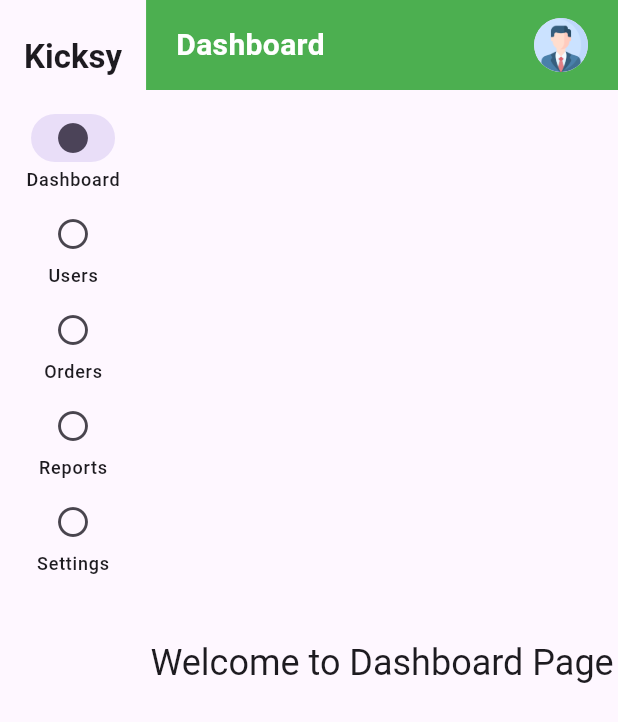
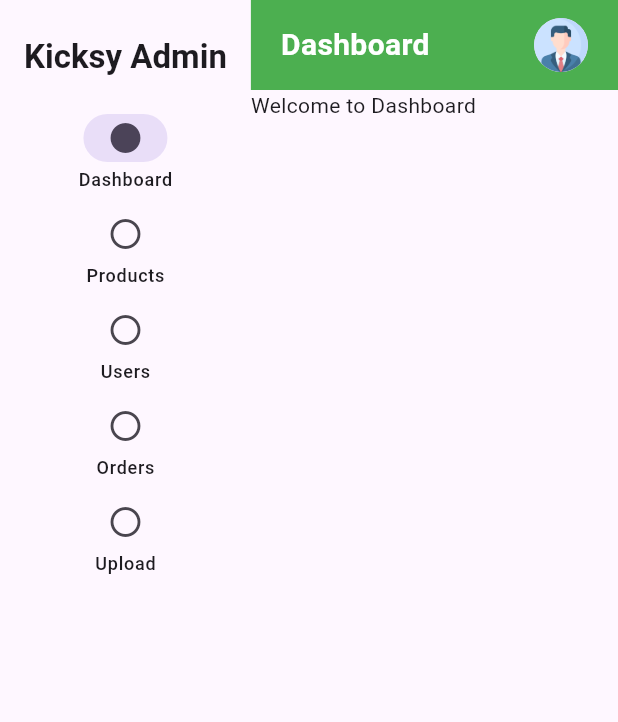
Before and after one commit to koreshsasikumar/kicksy, a Flutter app: the screen it shows after launch, on a phone screen of 412 x 824 dp. Shown: the top 722 px of the screen. Run offline on Flutter 3.47's test engine with Material 3 defaults, Android fonts, the phone set to English and light mode, and no system bars; our stand-ins replace cloud_firestore, file_picker, firebase_core, firebase_storage, flutter_riverpod, go_router; accounts and stored records are empty.

Commit message:
feat: upload products

```diff
--- a/admin/lib/appTheme/app_theme.dart
+++ b/admin/lib/appTheme/app_theme.dart
@@ -5,9 +5,10 @@ class AppTheme {
   static ThemeData lightTheme = ThemeData(
     brightness: Brightness.light,
     primaryColor: AppColor.primaryColor,
+
     navigationRailTheme: NavigationRailThemeData(
-      backgroundColor: AppColor.primaryColor),
-
+      backgroundColor: AppColor.primaryColor,
+    ),
 
     // appBarTheme: const AppBarTheme(
     //   backgroundColor: Colors.yellow,
--- /dev/null
+++ b/admin/lib/dashboard/pages/dashboard_page.dart
@@ -0,0 +1,15 @@
+import 'package:flutter/material.dart';
+
+class DashboardPage extends StatefulWidget {
+  const DashboardPage({super.key});
+
+  @override
+  State<DashboardPage> createState() => _DashboardPageState();
+}
+
+class _DashboardPageState extends State<DashboardPage> {
+  @override
+  Widget build(BuildContext context) {
+    return const Scaffold(body: Text('Welcome to Dashboard'));
+  }
+}
--- a/admin/lib/home/pages/home.dart
+++ /dev/null
@@ -1,122 +0,0 @@
-import 'package:admin/appTheme/app_color.dart';
-import 'package:flutter/material.dart';
-
-class HomePage extends StatefulWidget {
-  const HomePage({super.key});
-
-  @override
-  State<HomePage> createState() => _HomePageState();
-}
-
-class _HomePageState extends State<HomePage>
-    with SingleTickerProviderStateMixin {
-  late AnimationController _controller;
-  late Animation<double> _fadeAnimation;
-  int selectedIndex = 0;
-
-  final List<String> menuItems = [
-    'Dashboard',
-    'Users',
-    'Orders',
-    'Reports',
-    'Settings',
-  ];
-
-  @override
-  void initState() {
-    super.initState();
-    _controller = AnimationController(
-      vsync: this,
-      duration: const Duration(milliseconds: 600),
-    );
-    _fadeAnimation = CurvedAnimation(parent: _controller, curve: Curves.easeIn);
-    _controller.forward();
-  }
-
-  @override
-  void dispose() {
-    _controller.dispose();
-    super.dispose();
-  }
-
-  @override
-  Widget build(BuildContext context) {
-    return Scaffold(
-      body: Row(
-        children: [
-          NavigationRail(
-            selectedIndex: selectedIndex,
-            onDestinationSelected: (index) {
-              setState(() => selectedIndex = index);
-            },
-            labelType: NavigationRailLabelType.all,
-            leading: Padding(
-              padding: const EdgeInsets.all(16.0),
-              child: Text(
-                'Kicksy',
-                style: Theme.of(
-                  context,
-                ).textTheme.titleLarge?.copyWith(fontWeight: FontWeight.bold),
-              ),
-            ),
-            destinations: [
-              for (var item in menuItems)
-                NavigationRailDestination(
-                  icon: const Icon(Icons.circle_outlined),
-                  selectedIcon: const Icon(Icons.circle),
-                  label: Text(item),
-                ),
-            ],
-          ),
-
-          Expanded(
-            child: FadeTransition(
-              opacity: _fadeAnimation,
-              child: Column(
-                children: [
-                  Container(
-                    height: 60,
-                    padding: const EdgeInsets.symmetric(horizontal: 20),
-                    color: AppColor.primaryColor,
-                    child: Row(
-                      mainAxisAlignment: MainAxisAlignment.spaceBetween,
-                      children: [
-                        Text(
-                          menuItems[selectedIndex],
-                          style: const TextStyle(
-                            color: Colors.white,
-                            fontSize: 20,
-                            fontWeight: FontWeight.bold,
-                          ),
-                        ),
-                        const CircleAvatar(
-                          radius: 18,
-                          backgroundImage: AssetImage('assets/profile.png'),
-                        ),
-                      ],
-                    ),
-                  ),
-
-                  Expanded(
-                    child: AnimatedSwitcher(
-                      duration: const Duration(milliseconds: 500),
-                      transitionBuilder: (child, animation) =>
-                          FadeTransition(opacity: animation, child: child),
-                      child: Center(
-                        key: ValueKey<int>(selectedIndex),
-                        child: Text(
-                          'Welcome to ${menuItems[selectedIndex]} Page',
-                          style: Theme.of(context).textTheme.headlineSmall,
-                        ),
-                      ),
-                    ),
-                  ),
-                ],
-              ),
-            ),
-          ),
-        ],
-      ),
-    );
-  }
-}
--- /dev/null
+++ b/admin/lib/home/pages/home_page.dart
@@ -0,0 +1,113 @@
+import 'package:admin/dashboard/pages/dashboard_page.dart';
+import 'package:admin/home/provider/home_page_provider.dart';
+import 'package:admin/orders/pages/orders_page.dart';
+import 'package:admin/products/pages/products_page.dart';
+import 'package:admin/upload/pages/upload_page.dart';
+import 'package:admin/users/pages/users_page.dart';
+import 'package:flutter/material.dart';
+import 'package:flutter_riverpod/flutter_riverpod.dart';
+import 'package:admin/appTheme/app_color.dart';
+
+class HomePage extends ConsumerWidget {
+  const HomePage({super.key});
+
+  final List<String> menuItems = const [
+    'Dashboard',
+    'Products',
+    'Users',
+    'Orders',
+    'Upload',
+  ];
+
+  @override
+  Widget build(BuildContext context, WidgetRef ref) {
+    final selectedIndex = ref.watch(homePageProvider);
+
+    return Scaffold(
+      body: Row(
+        children: [
+          NavigationRail(
+            selectedIndex: selectedIndex,
+            onDestinationSelected: (index) {
+              ref.read(homePageProvider.notifier).setIndex(index);
+            },
+            labelType: NavigationRailLabelType.all,
+            leading: Padding(
+              padding: const EdgeInsets.all(16.0),
+              child: Text(
+                'Kicksy Admin',
+                style: Theme.of(
+                  context,
+                ).textTheme.titleLarge?.copyWith(fontWeight: FontWeight.bold),
+              ),
+            ),
+            destinations: [
+              for (var item in menuItems)
+                NavigationRailDestination(
+                  icon: const Icon(Icons.circle_outlined),
+                  selectedIcon: const Icon(Icons.circle),
+                  label: Text(item),
+                ),
+            ],
+          ),
+          Expanded(
+            child: Column(
+              children: [
+                Container(
+                  height: 60,
+                  padding: const EdgeInsets.symmetric(horizontal: 20),
+                  color: AppColor.primaryColor,
+                  child: Row(
+                    mainAxisAlignment: MainAxisAlignment.spaceBetween,
+                    children: [
+                      Text(
+                        menuItems[selectedIndex],
+                        style: const TextStyle(
+                          color: Colors.white,
+                          fontSize: 20,
+                          fontWeight: FontWeight.bold,
+                        ),
+                      ),
+                      const CircleAvatar(
+                        radius: 18,
+                        backgroundImage: AssetImage('assets/profile.png'),
+                      ),
+                    ],
+                  ),
+                ),
+                Expanded(
+                  child: AnimatedSwitcher(
+                    duration: const Duration(milliseconds: 500),
+                    transitionBuilder: (child, animation) =>
+                        FadeTransition(opacity: animation, child: child),
+                    child: Center(
+                      key: ValueKey<int>(selectedIndex),
+                      child: Builder(
+                        builder: (context) {
+                          switch (selectedIndex) {
+                            case 0:
+                              return DashboardPage();
+                            case 1:
+                              return ProductsPage();
+                            case 2:
+                              return UsersPage();
+                            case 3:
+                              return OrdersPage();
+                            case 4:
+                              return UploadPage();
+                            default:
+                              return const Text('Welcome');
+                          }
+                        },
+                      ),
+                    ),
+                  ),
+                ),
+              ],
+            ),
+          ),
+        ],
+      ),
+    );
+  }
+}
--- /dev/null
+++ b/admin/lib/home/provider/home_page_provider.dart
@@ -0,0 +1,13 @@
+import 'package:flutter_riverpod/legacy.dart';
+
+final homePageProvider = StateNotifierProvider<HomePageNotifier, int>((ref) {
+  return HomePageNotifier();
+});
+
+class HomePageNotifier extends StateNotifier<int> {
+  HomePageNotifier() : super(0);
+
+  void setIndex(int index) {
+    state = index;
+  }
+}
--- a/admin/lib/main.dart
+++ b/admin/lib/main.dart
@@ -1,12 +1,14 @@
-import 'package:admin/home/pages/home.dart';
+import 'package:admin/firebase_options.dart';
+import 'package:admin/home/pages/home_page.dart';
 import 'package:firebase_core/firebase_core.dart';
 import 'package:flutter/material.dart';
+import 'package:flutter_riverpod/flutter_riverpod.dart';
 
 void main() async {
-   WidgetsFlutterBinding.ensureInitialized();
-     await Firebase.initializeApp();
+  WidgetsFlutterBinding.ensureInitialized();
+  await Firebase.initializeApp(options: DefaultFirebaseOptions.currentPlatform);
 
-  runApp(const MyApp());
+  runApp(ProviderScope(child: const MyApp()));
 }
 
 class MyApp extends StatelessWidget {
@@ -16,9 +18,8 @@ class MyApp extends StatelessWidget {
   Widget build(BuildContext context) {
     return MaterialApp(
       debugShowCheckedModeBanner: false,
-      title: 'Flutter Demo',
+      title: 'Kicksy Admin',
       theme: ThemeData(
-
         colorScheme: ColorScheme.fromSeed(seedColor: Colors.deepPurple),
       ),
       home: const HomePage(),
--- a/admin/pubspec.yaml
+++ b/admin/pubspec.yaml
@@ -17,9 +17,10 @@ dependencies:
   flutter_riverpod: ^3.0.3
   go_router: ^16.2.4
   firebase_core: ^4.1.0
+  firebase_storage: ^13.0.3
   firebase_auth: ^6.0.2
   cloud_firestore: ^6.0.2
-
+  file_picker: ^10.3.3
 
   cupertino_icons: ^1.0.8
 
```
Also changed, not shown: admin/lib/data/product.dart (added, +28 -0 lines), admin/lib/data/upload_state.dart (added, +38 -0 lines), admin/lib/home/provider/product_provider.dart (added, +13 -0 lines), admin/lib/orders/pages/orders_page.dart (added, +10 -0 lines), admin/lib/products/pages/products_page.dart (added, +10 -0 lines), admin/lib/route/go_route.dart (added, +22 -0 lines), admin/lib/upload/pages/upload_page.dart (added, +163 -0 lines), admin/lib/upload/provider/upload_provider.dart (added, +102 -0 lines), admin/lib/users/pages/users_page.dart (added, +10 -0 lines), admin/firebase.json (added), admin/lib/firebase_options.dart (added), admin/pubspec.lock, 8 other files.
